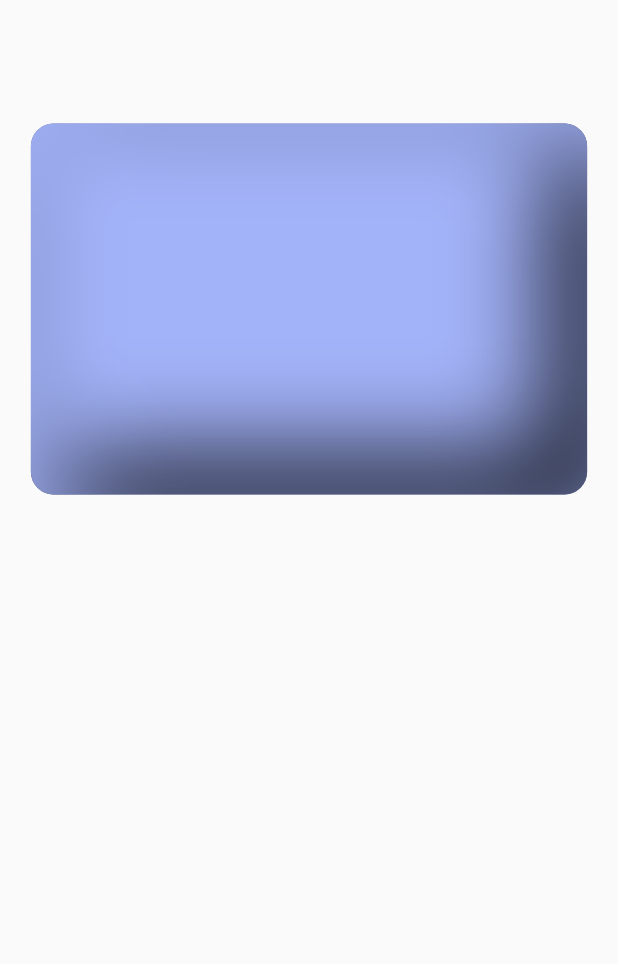
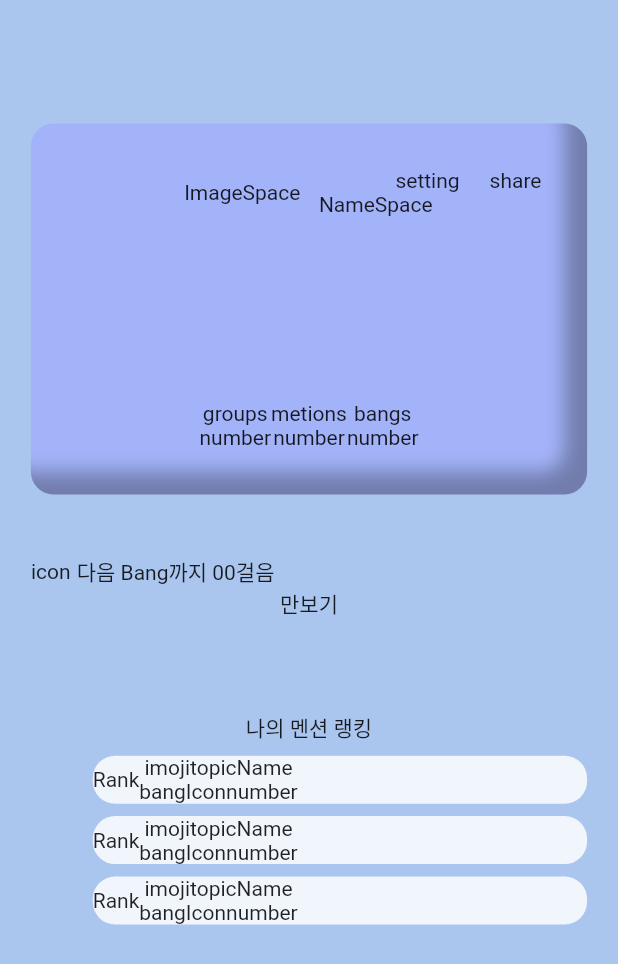
Before and after one commit to ukknown/Mention, a Flutter app: the ProfilePage screen opened directly, on a phone screen of 412 x 824 dp. Shown: the top 964 px of the screen. Run offline on Flutter 3.47's test engine with Material 2 defaults, Android fonts, the light colour scheme and no system bars; our stand-ins replace flutter_inset_box_shadow.

Commit message:
[front] feat : 프로필페이지 부속 / 받은 멘션 페이지 생성

```diff
--- a/app/lib/main.dart
+++ b/app/lib/main.dart
@@ -1,4 +1,4 @@
-import 'package:app/screens/profile_screen.dart';
+import 'package:app/screens/received_mentions.dart';
 import 'package:flutter/material.dart';
 
 void main() {
@@ -10,8 +10,8 @@ class Mention extends StatelessWidget {
 
   @override
   Widget build(BuildContext context) {
-    return MaterialApp(
-      home: ProfilePage(),
+    return const MaterialApp(
+      home: ReceivedMentions(),
     );
   }
 }
--- a/app/lib/screens/profile_screen.dart
+++ b/app/lib/screens/profile_screen.dart
@@ -1,4 +1,4 @@
-import 'package:flutter/material.dart';
+import 'package:flutter/material.dart' hide BoxDecoration, BoxShadow;
 import 'package:flutter_inset_box_shadow/flutter_inset_box_shadow.dart';
 
 class ProfilePage extends StatelessWidget {
@@ -10,6 +10,7 @@ class ProfilePage extends StatelessWidget {
     final screenHeight = MediaQuery.of(context).size.height;
 
     return Scaffold(
+      backgroundColor: const Color(0xffAAC6EF),
       body: Center(
         child: Column(
           children: [
@@ -20,22 +21,122 @@ class ProfilePage extends StatelessWidget {
               height: screenHeight * 0.3,
               width: screenWidth * 0.9,
               decoration: BoxDecoration(
-                  color: const Color(0xffA3B3F9),
-                  borderRadius: BorderRadius.circular(15),
-                  boxShadow: const [
-                    BoxShadow(
-                      offset: Offset(-20, -20),
-                      blurRadius: 60,
-                      color: Colors.black,
-                      inset: true,
+                color: const Color(0xffA3B3F9),
+                borderRadius: BorderRadius.circular(15),
+                boxShadow: [
+                  BoxShadow(
+                    offset: const Offset(-15, -15),
+                    blurRadius: 10,
+                    color: Colors.black.withOpacity(0.3),
+                    inset: true,
+                  ),
+                ],
+              ),
+              child: Padding(
+                padding: const EdgeInsets.symmetric(vertical: 30),
+                child: Column(
+                  mainAxisAlignment: MainAxisAlignment.spaceBetween,
+                  children: [
+                    Row(
+                      mainAxisAlignment: MainAxisAlignment.end,
+                      children: [
+                        const Text("ImageSpace"),
+                        SizedBox(
+                          width: screenWidth * 0.03,
+                        ),
+                        Column(
+                          children: [
+                            Row(
+                              mainAxisAlignment: MainAxisAlignment.end,
+                              children: [
+                                SizedBox(
+                                  width: screenWidth * 0.05,
+                                ),
+                                const Text("setting"),
+                                const SizedBox(
+                                  width: 20,
+                                ),
+                                const Text("share"),
+                              ],
+                            ),
+                            Row(
+                              children: [
+                                const Text("NameSpace"),
+                                SizedBox(
+                                  width: screenWidth * 0.25,
+                                )
+                              ],
+                            ),
+                          ],
+                        ),
+                      ],
                     ),
-                    BoxShadow(
-                      offset: Offset(20, 20),
-                      blurRadius: 60,
-                      color: Color(0xFFA3B3F9),
-                      inset: true,
+                    const Row(
+                      mainAxisAlignment: MainAxisAlignment.center,
+                      children: [
+                        Column(
+                          children: [
+                            Text("groups"),
+                            Text("number"),
+                          ],
+                        ),
+                        Column(
+                          children: [
+                            Text("metions"),
+                            Text("number"),
+                          ],
+                        ),
+                        Column(
+                          children: [
+                            Text("bangs"),
+                            Text("number"),
+                          ],
+                        ),
+                      ],
                     ),
-                  ]),
+                  ],
+                ),
+              ),
+            ),
+            SizedBox(
+              height: screenHeight * 0.05,
+            ),
+            Padding(
+              padding: EdgeInsets.symmetric(horizontal: screenWidth * 0.05),
+              child: Column(
+                children: [
+                  Row(
+                    children: [
+                      const Text("icon"),
+                      SizedBox(
+                        width: screenWidth * 0.01,
+                      ),
+                      const Text("다음 Bang까지 00걸음"),
+                    ],
+                  ),
+                  const Text("만보기")
+                ],
+              ),
+            ),
+            SizedBox(
+              height: screenHeight * 0.075,
+            ),
+            Column(
+              children: [
+                const Text("나의 멘션 랭킹"),
+                SizedBox(
+                  height: screenHeight * 0.01,
+                ),
+                RankSlot(screenWidth: screenWidth),
+                SizedBox(
+                  height: screenHeight * 0.01,
+                ),
+                RankSlot(screenWidth: screenWidth),
+                SizedBox(
+                  height: screenHeight * 0.01,
+                ),
+                RankSlot(screenWidth: screenWidth),
+              ],
             ),
           ],
         ),
@@ -43,3 +144,47 @@ class ProfilePage extends StatelessWidget {
     );
   }
 }
+
+class RankSlot extends StatelessWidget {
+  const RankSlot({
+    super.key,
+    required this.screenWidth,
+  });
+
+  final double screenWidth;
+
+  @override
+  Widget build(BuildContext context) {
+    return Padding(
+      padding: EdgeInsets.only(left: screenWidth * 0.1),
+      child: Container(
+        width: screenWidth * 0.8,
+        decoration: BoxDecoration(
+          borderRadius: BorderRadius.circular(15),
+          color: Colors.white.withOpacity(0.83),
+        ),
+        child: const Row(
+          children: [
+            Text("Rank"),
+            Column(
+              children: [
+                Row(
+                  children: [
+                    Text("imoji"),
+                    Text("topicName"),
+                  ],
+                ),
+                Row(
+                  children: [
+                    Text("bangIcon"),
+                    Text("number"),
+                  ],
+                )
+              ],
+            )
+          ],
+        ),
+      ),
+    );
+  }
+}
--- /dev/null
+++ b/app/lib/screens/received_mentions.dart
@@ -0,0 +1,60 @@
+import 'package:flutter/material.dart';
+
+class ReceivedMentions extends StatelessWidget {
+  // final int screenHeight, screenWidth;
+
+  const ReceivedMentions({
+    super.key,
+    // required this.screenHeight,
+    // required this.screenWidth,
+  });
+
+  @override
+  Widget build(BuildContext context) {
+    final screenWidth = MediaQuery.of(context).size.width;
+    final screenHeight = MediaQuery.of(context).size.height;
+
+    return Scaffold(
+      backgroundColor: const Color(0xffAAC6EF),
+      body: Center(
+        child: Column(
+          children: [
+            SizedBox(
+              height: screenHeight * 0.1,
+            ),
+            const Text("받은 멘션"),
+            SizedBox(
+              height: screenHeight * 0.01,
+            ),
+            Container(
+              width: screenWidth * 0.8,
+              height: screenHeight * 0.08,
+              decoration: BoxDecoration(
+                color: const Color(0xffa3b3f9),
+                borderRadius: BorderRadius.circular(15),
+              ),
+              child: Column(
+                mainAxisAlignment: MainAxisAlignment.spaceBetween,
+                children: [
+                  Row(
+                    crossAxisAlignment: CrossAxisAlignment.end,
+                    children: [
+                      SizedBox(
+                          width: screenWidth * 0.58,
+                          height: screenHeight * 0.03),
+                      const Text("힌트사용내역"),
+                    ],
+                  ),
+                  const Text("토픽제목"),
+                  SizedBox(
+                    height: screenHeight * 0.002,
+                  )
+                ],
+              ),
+            )
+          ],
+        ),
+      ),
+    );
+  }
+}
--- /dev/null
+++ b/app/lib/widgets/message_box.dart
@@ -0,0 +1,10 @@
+import 'package:flutter/material.dart';
+
+class MyWidget extends StatelessWidget {
+  const MyWidget({super.key});
+
+  @override
+  Widget build(BuildContext context) {
+    return const Placeholder();
+  }
+}
--- a/app/pubspec.yaml
+++ b/app/pubspec.yaml
@@ -35,6 +35,7 @@ dependencies:
   # The following adds the Cupertino Icons font to your application.
   # Use with the CupertinoIcons class for iOS style icons.
   cupertino_icons: ^1.0.2
+  flutter_inset_box_shadow: ^1.0.8
 
 dev_dependencies:
   flutter_test:
```
Also changed, not shown: app/pubspec.lock.
